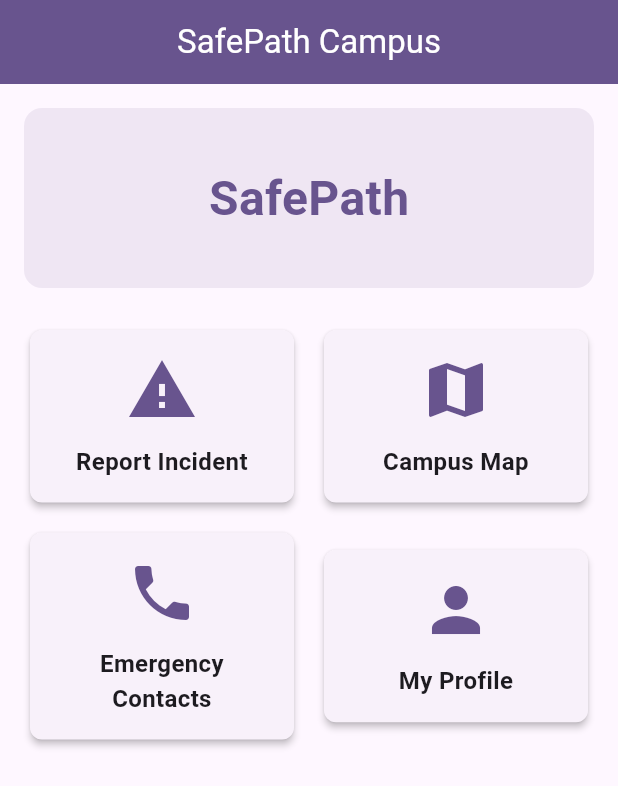
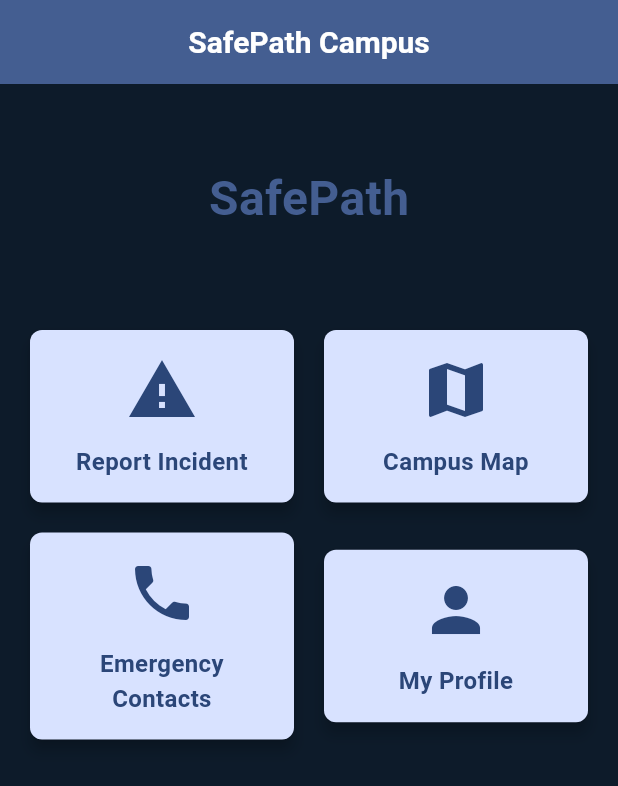
Before and after one commit to ridmi02/safepath-campus, a Flutter app: the screen it shows after launch, on a phone screen of 412 x 824 dp. Shown: the top 786 px of the screen. Run offline on Flutter 3.47's test engine with Material 3 defaults, Android fonts, the phone set to English and light mode, and no system bars.

Commit message:
Home page UI Design

```diff
--- a/lib/main.dart
+++ b/lib/main.dart
@@ -10,17 +10,79 @@ class MyApp extends StatelessWidget {
   // Root of the application with custom theme
   @override
   Widget build(BuildContext context) {
-    final colorScheme = ColorScheme.fromSeed(seedColor: Colors.deepPurple);
+    // Brand colors
+    const backgroundColor = Color(0xFF0D1B2A); // #0D1B2A
+    const cardColor = Color(0xFF1B263B); // #1B263B
+
+    // Palette requested by user
+    const titleTextColor = Color(0xFFFFFFFF);
+    const bodyTextColor = Color(0xFFC9D6DF);
+    const disabledColorVal = Color(0xFF7F8C8D);
+    const safeColor = Color(0xFF2ECC71);
+    const warningColor = Color(0xFFF4D35E);
+    const dangerColor = Color(0xFFE63946);
+    const primaryIconColor = Color(0xFF3A86FF);
+
+    final lightScheme = ColorScheme.fromSeed(seedColor: primaryIconColor)
+      .copyWith(
+        surface: cardColor,
+        onSurface: bodyTextColor,
+        secondary: safeColor,
+        tertiary: warningColor,
+        error: dangerColor,
+        brightness: Brightness.light,
+      );
+
+    // dark theme scheme: invert background and surfaces, keep palette
+    final darkScheme = ColorScheme.fromSeed(seedColor: primaryIconColor,
+      brightness: Brightness.dark,
+    ).copyWith(
+      surface: cardColor,
+      onSurface: bodyTextColor,
+      secondary: safeColor,
+      tertiary: warningColor,
+      error: dangerColor,
+    );
+
+    final lightTheme = ThemeData(
+      colorScheme: lightScheme,
+      useMaterial3: true,
+      scaffoldBackgroundColor: backgroundColor,
+      iconTheme: const IconThemeData(color: primaryIconColor),
+      primaryIconTheme: const IconThemeData(color: primaryIconColor),
+      textTheme: const TextTheme(
+        titleLarge: TextStyle(color: titleTextColor, fontSize: 20, fontWeight: FontWeight.w600),
+        bodyMedium: TextStyle(color: bodyTextColor),
+      ),
+      disabledColor: disabledColorVal,
+      appBarTheme: AppBarTheme(
+        backgroundColor: lightScheme.primary,
+        foregroundColor: titleTextColor,
+      ),
+    );
+
+    final darkTheme = ThemeData(
+      colorScheme: darkScheme,
+      useMaterial3: true,
+      scaffoldBackgroundColor: backgroundColor,
+      iconTheme: const IconThemeData(color: primaryIconColor),
+      primaryIconTheme: const IconThemeData(color: primaryIconColor),
+      textTheme: const TextTheme(
+        titleLarge: TextStyle(color: titleTextColor, fontSize: 20, fontWeight: FontWeight.w600),
+        bodyMedium: TextStyle(color: bodyTextColor),
+      ),
+      disabledColor: disabledColorVal,
+      appBarTheme: AppBarTheme(
+        backgroundColor: darkScheme.primary,
+        foregroundColor: titleTextColor,
+      ),
+    );
+
     return MaterialApp(
       title: 'SafePath Campus',
-      theme: ThemeData(
-        colorScheme: colorScheme,
-        useMaterial3: true,
-        appBarTheme: AppBarTheme(
-          backgroundColor: colorScheme.primary,
-          foregroundColor: colorScheme.onPrimary,
-        ),
-      ),
+      theme: lightTheme,
+      darkTheme: darkTheme,
+      themeMode: ThemeMode.system,
       home: const MyHomePage(),
     );
   }
@@ -33,6 +95,13 @@ class MyHomePage extends StatelessWidget {
   @override
   Widget build(BuildContext context) {
     final colorScheme = Theme.of(context).colorScheme;
+    // compute a subtle tint color for hero container without using deprecated
+    // color component accessors
+    final int scaffoldBgVal = Theme.of(context).scaffoldBackgroundColor.toARGB32();
+    final int scaffoldR = (scaffoldBgVal >> 16) & 0xFF;
+    final int scaffoldG = (scaffoldBgVal >> 8) & 0xFF;
+    final int scaffoldB = scaffoldBgVal & 0xFF;
+    final Color heroTint = Color.fromARGB((0.06 * 255).round(), scaffoldR, scaffoldG, scaffoldB);
     return Scaffold(
       appBar: AppBar(
         title: const Text('SafePath Campus'),
@@ -47,7 +116,7 @@ class MyHomePage extends StatelessWidget {
             Container(
               height: 120,
               decoration: BoxDecoration(
-                color: colorScheme.primary.withAlpha((0.1 * 255).round()),
+                color: heroTint,
                 borderRadius: BorderRadius.circular(12),
               ),
               child: Center(
@@ -109,9 +178,13 @@ class _FeatureCard extends StatelessWidget {
   @override
   Widget build(BuildContext context) {
     final colorScheme = Theme.of(context).colorScheme;
+    // use a container color to contrast strongly with dark background
+    final cardBg = colorScheme.primaryContainer; // light blue in palette
+    final cardText = colorScheme.onPrimaryContainer;
     return Card(
       shape: RoundedRectangleBorder(borderRadius: BorderRadius.circular(8)),
-      elevation: 2,
+      elevation: 4,
+      color: cardBg,
       child: InkWell(
         onTap: () {
           // TODO: navigate to feature
@@ -122,7 +195,7 @@ class _FeatureCard extends StatelessWidget {
           child: Column(
             mainAxisAlignment: MainAxisAlignment.center,
             children: [
-              Icon(icon, size: 48, color: colorScheme.primary),
+              Icon(icon, size: 48, color: cardText),
               const SizedBox(height: 12),
               Text(
                 label,
@@ -130,7 +203,7 @@ class _FeatureCard extends StatelessWidget {
                 style: TextStyle(
                   fontSize: 16,
                   fontWeight: FontWeight.w600,
-                  color: colorScheme.onSurface,
+                  color: cardText,
                 ),
               ),
             ],
```
